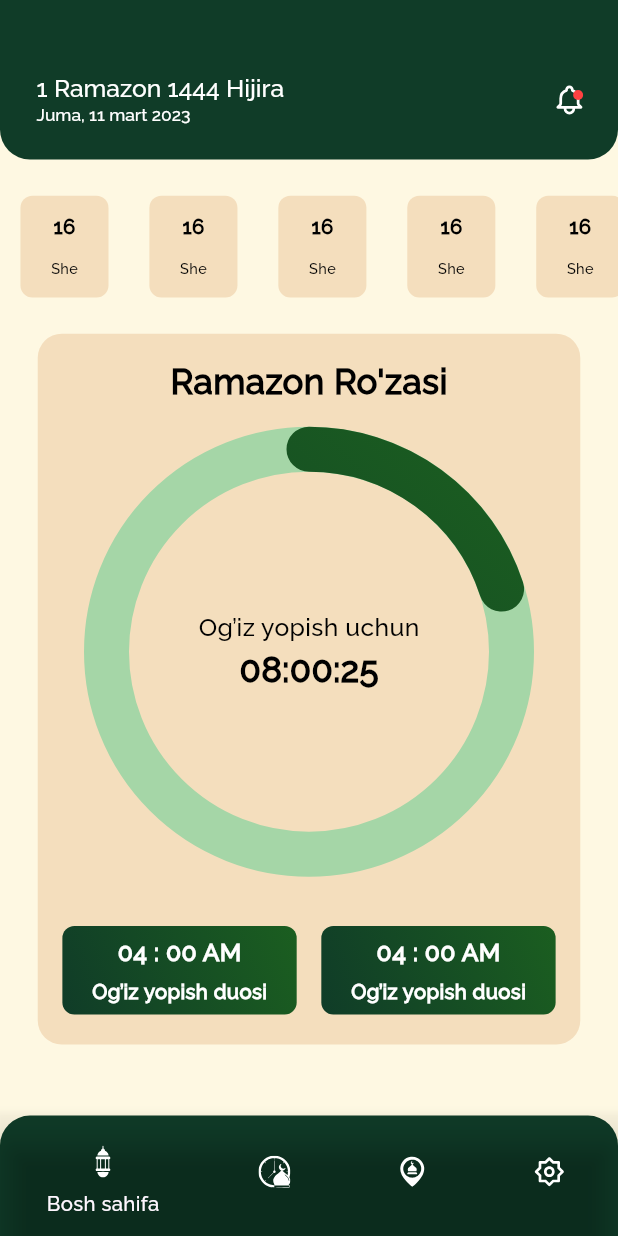
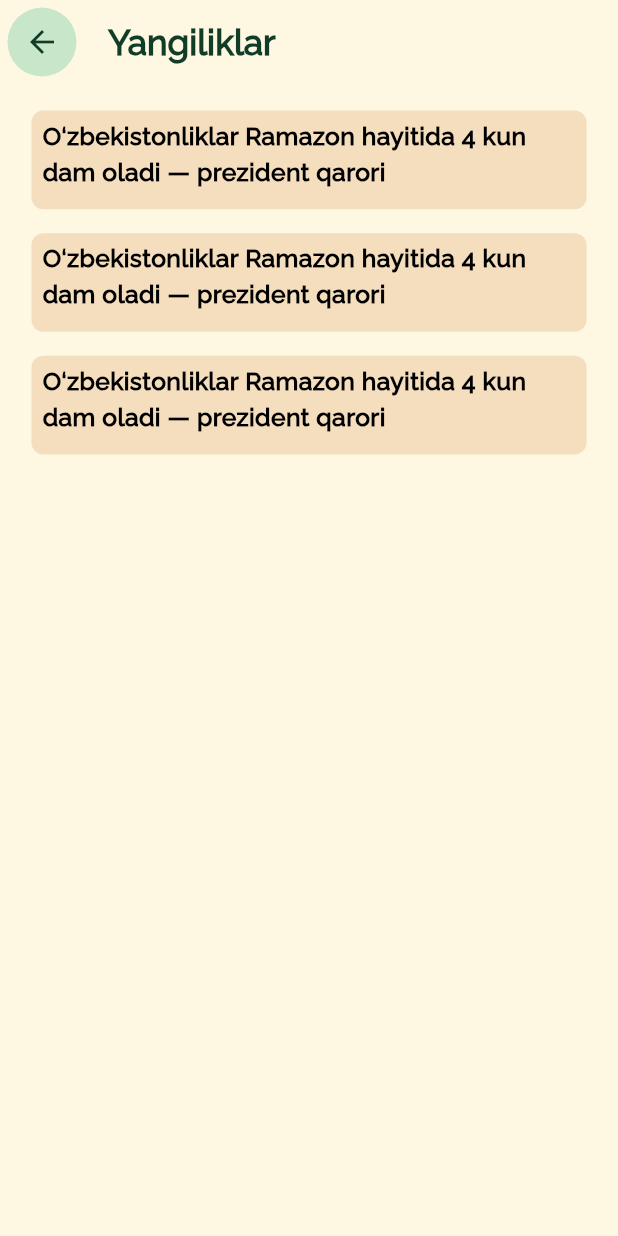
Before and after one commit to azizbek123411/ramazon_taqvimi, a Flutter app: the screen it shows after launch, after a tap on an icon or button, on a phone screen of 412 x 824 dp. Run offline on Flutter 3.47's test engine with Material 3 defaults, Android fonts, the phone set to English and light mode, and no system bars; drawn by our look-alikes of percent_indicator; our stand-ins replace flutter_map, flutter_svg, latlong2.

Commit message:
notifications

```diff
--- a/lib/src/config/appColors.dart
+++ b/lib/src/config/appColors.dart
@@ -6,6 +6,7 @@ class AppColors{
 static Color mainGreen=const Color(0xff103C28);
 static Color whiteColor=Colors.white;
 static Color blackColor=Colors.black;
+static Color greyColor=Color(0xff575757);
 static Color mainBackground=const Color(0xfffef8e2);
 static Color colorF4DEBD=const Color(0xffF4DEBD);
 static LinearGradient mainGreenGradient=LinearGradient(
--- /dev/null
+++ b/lib/src/ui/screens/home_page_screens/notification.dart
@@ -0,0 +1,62 @@
+import 'package:flutter/material.dart';
+import 'package:ramazon_taqvimi/src/repository/utils/app_padding.dart';
+import 'package:ramazon_taqvimi/src/repository/utils/screen_utils.dart';
+import 'package:ramazon_taqvimi/src/ui/widgets/notificagtion_card.dart';
+
+import '../../../config/appColors.dart';
+import '../../../config/font_size.dart';
+import '../../../config/router.dart';
+import '../../../repository/constants/text_styles.dart';
+
+class NotificationScreen extends StatefulWidget {
+  const NotificationScreen({super.key});
+
+  @override
+  State<NotificationScreen> createState() => _NotificationScreenState();
+}
+
+class _NotificationScreenState extends State<NotificationScreen> {
+  @override
+  Widget build(BuildContext context) {
+    return Scaffold(
+      appBar: AppBar(
+        backgroundColor: Colors.transparent,
+        leading:   Padding(
+          padding: Dis.all(5),
+          child: CircleAvatar(
+
+            backgroundColor: Colors.green.shade100,
+            child: IconButton(
+              onPressed: () {
+                AppRouter.close(context);
+              },
+              icon: Icon(
+                Icons.arrow_back,
+                color: AppColors.mainGreen,
+              ),
+            ),
+          ),
+        ),
+        title: Text(
+          "Yangiliklar",
+          style: AppTextStyle.instance.w700.copyWith(
+              fontSize: FontSizeConst.instance.extraLargeFont,
+              color: AppColors.mainGreen),
+        ),
+      ),
+      backgroundColor: AppColors.mainBackground,
+      body: Padding(
+        padding: Dis.only(lr: 20.w,tb: 10.h),
+        child: SingleChildScrollView(
+          child: Column(
+            children: [
+              NotificationCard(),
+              NotificationCard(),
+              NotificationCard(),
+            ],
+          ),
+        ),
+      ),
+    );
+  }
+}
--- a/lib/src/ui/widgets/home_appbar.dart
+++ b/lib/src/ui/widgets/home_appbar.dart
@@ -1,6 +1,8 @@
 import 'package:flutter/material.dart';
 import 'package:flutter_svg/svg.dart';
+import 'package:ramazon_taqvimi/src/config/router.dart';
 import 'package:ramazon_taqvimi/src/repository/utils/screen_utils.dart';
+import 'package:ramazon_taqvimi/src/ui/screens/home_page_screens/notification.dart';
 
 import '../../config/appColors.dart';
 import '../../config/font_size.dart';
@@ -44,7 +46,9 @@ class HomeAppBar extends StatelessWidget {
         ),
         actions: [
           IconButton(
-            onPressed: () {},
+            onPressed: () {
+              AppRouter.go(context, const NotificationScreen());
+            },
             icon: SvgPicture.asset(
               'assets/svg/BellOutline.svg',
               height: 24.h,
--- /dev/null
+++ b/lib/src/ui/widgets/notificagtion_card.dart
@@ -0,0 +1,39 @@
+import 'package:flutter/material.dart';
+import 'package:ramazon_taqvimi/src/config/router.dart';
+import 'package:ramazon_taqvimi/src/repository/utils/screen_utils.dart';
+import 'package:ramazon_taqvimi/src/ui/screens/home_page_screens/news_page.dart';
+
+import '../../config/appColors.dart';
+import '../../config/font_size.dart';
+import '../../repository/constants/text_styles.dart';
+import '../../repository/utils/app_padding.dart';
+class NotificationCard extends StatelessWidget {
+  const NotificationCard({super.key});
+
+  @override
+  Widget build(BuildContext context) {
+    return GestureDetector(
+      onTap: (){
+AppRouter.go(context, const Newspage());
+      },
+      child: Container(
+        margin: Dis.only(tb: 8),
+        padding: Dis.only(lr: 7.w,tb: 5.h),
+        height: 68.h,
+        decoration: BoxDecoration(
+            borderRadius: BorderRadius.circular(8),
+            color: AppColors.colorF4DEBD,
+            ),
+        child: Text(
+          "O‘zbekistonliklar Ramazon hayitida 4 kun dam oladi — prezident qarori",
+          style: AppTextStyle.instance.w700.copyWith(
+
+            fontSize: FontSizeConst.instance.mediumFont,
+            color: AppColors.blackColor,
+          ),
+          maxLines: 4,
+        ),
+      ),
+    );
+  }
+}
```
Also changed, not shown: lib/src/ui/pages/nav_bar_pages/home_page.dart (+13 -2 lines), lib/src/ui/screens/home_page_screens/news_page.dart (added, +63 -0 lines), lib/src/ui/widgets/bottom_sheet.dart (added, +72 -0 lines).
